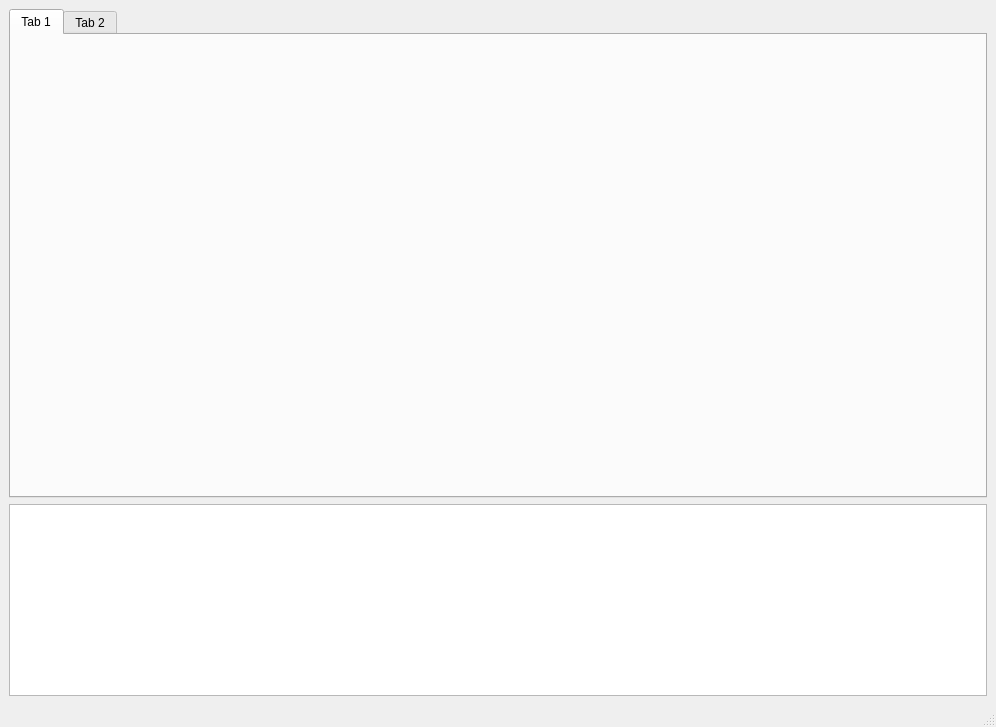
First picture: the form in GUI/guifrontend.ui, repository simonbeaudoin0935/OpenTraderPlatform, before the edit.
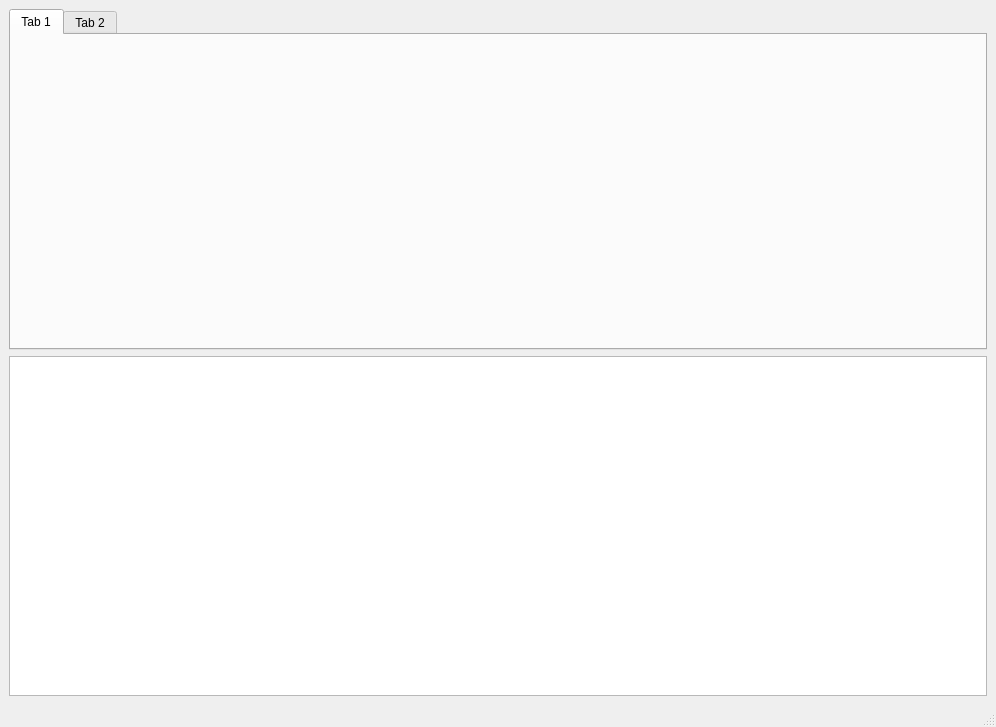
Second picture: the form after the edit. The open tabs and pages were chosen to show the change. Custom widgets are drawn as their Qt base class.

Diff of the .ui file:
```diff
--- a/GUI/guifrontend.ui
+++ b/GUI/guifrontend.ui
@@ -72,7 +72,7 @@
     <item>
      <widget class="QTextEdit" name="logDisplay">
       <property name="sizePolicy">
-       <sizepolicy hsizetype="Expanding" vsizetype="Maximum">
+       <sizepolicy hsizetype="Expanding" vsizetype="Expanding">
         <horstretch>0</horstretch>
         <verstretch>0</verstretch>
        </sizepolicy>
```
Left out of the diff: 2 changed lines with no effect on the pictures.
